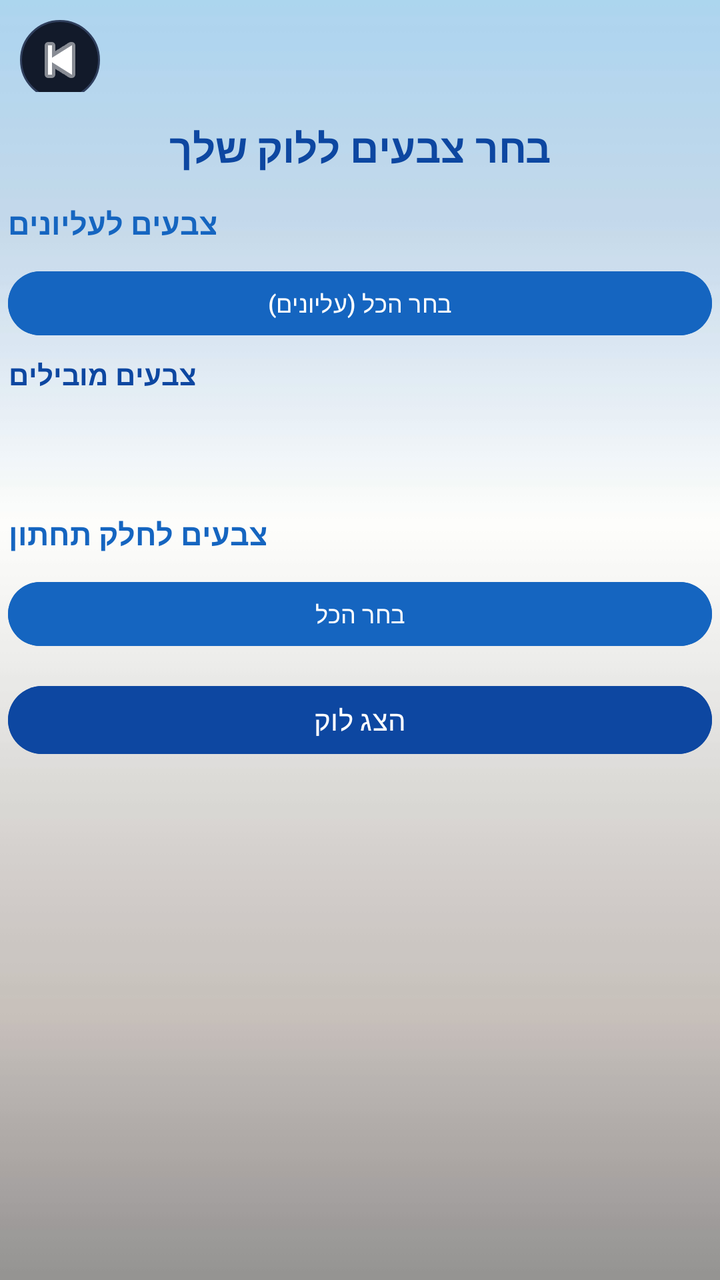
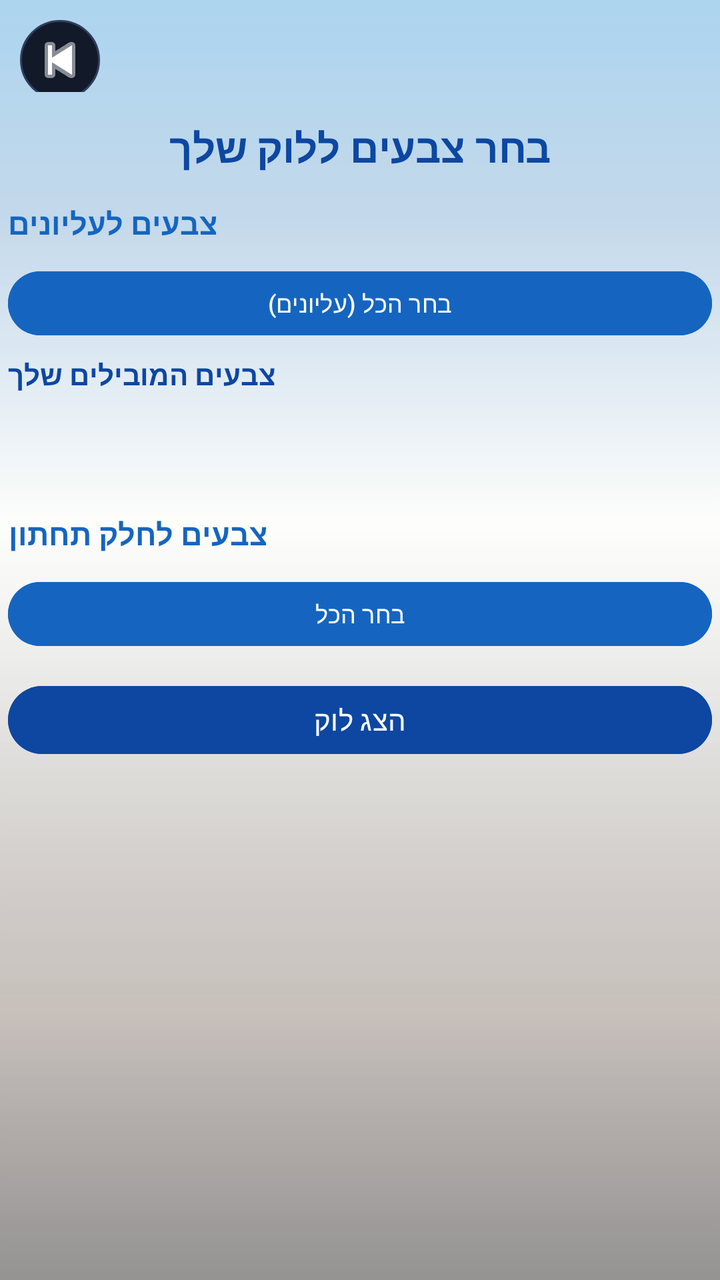

Two renders of the same Android screen: before a commit and after it. Below are the layout's source before the change and the commit's diff.
<!-- AndroidManifest.xml: application theme Theme.ProjectX -->
<!-- res/layout/activity_colorpage.xml -->
<?xml version="1.0" encoding="utf-8"?>
<androidx.constraintlayout.widget.ConstraintLayout
    xmlns:android="http://schemas.android.com/apk/res/android"
    xmlns:app="http://schemas.android.com/apk/res-auto"
    android:id="@+id/main"
    android:layout_width="match_parent"
    android:layout_height="match_parent">

    
    <ImageView
        android:id="@+id/backgroundImage"
        android:layout_width="match_parent"
        android:layout_height="match_parent"
        android:scaleType="centerCrop"
        android:src="@drawable/back9"/>

    <ScrollView
        android:layout_width="match_parent"
        android:layout_height="match_parent"
        android:fillViewport="true">

        <LinearLayout
            android:layout_width="match_parent"
            android:layout_height="wrap_content"
            android:orientation="vertical"
            android:padding="4dp">

            
            <LinearLayout
                android:id="@+id/topBar"
                android:layout_width="match_parent"
                android:layout_height="48dp"
                android:gravity="start"
                android:orientation="horizontal"
                android:padding="6dp">

                <ImageButton
                    android:id="@+id/btnBack"
                    android:layout_width="40dp"
                    android:layout_height="40dp"
                    android:background="@drawable/btn_circle_dark"
                    android:src="@android:drawable/ic_media_previous"
                    android:scaleType="centerInside"
                    app:tint="#FFFFFF"/>
            </LinearLayout>

            
            <TextView
                android:id="@+id/tvTitle"
                android:layout_width="match_parent"
                android:layout_height="wrap_content"
                android:text="בחר צבעים ללוק שלך"
                android:textSize="20sp"
                android:textStyle="bold"
                android:textColor="#0D47A1"
                android:gravity="center"
                android:layout_marginTop="8dp"
                android:layout_marginBottom="6dp"/>

            
            <TextView
                android:layout_width="wrap_content"
                android:layout_height="wrap_content"
                android:text="צבעים לעליונים"
                android:textStyle="bold"
                android:textSize="15sp"
                android:textColor="#1565C0"
                android:layout_marginTop="8dp"/>

            <GridLayout
                android:id="@+id/layoutTopColors"
                android:layout_width="match_parent"
                android:layout_height="wrap_content"
                android:columnCount="4"
                android:layout_marginTop="4dp"/>

            <Button
                android:id="@+id/btnSelectAllTopColors"
                android:layout_width="match_parent"
                android:layout_height="40dp"
                android:text="בחר הכל (עליונים)"
                android:textSize="12sp"
                android:textColor="@android:color/white"
                android:backgroundTint="#1565C0"
                android:layout_marginTop="6dp"/>

            
            <TextView
                android:layout_width="wrap_content"
                android:layout_height="wrap_content"
                android:text="צבעים מובילים"
                android:textSize="14sp"
                android:textStyle="bold"
                android:textColor="#0D47A1"
                android:layout_marginTop="6dp"/>

            <androidx.recyclerview.widget.RecyclerView
                android:id="@+id/recyclerTopColors"
                android:layout_width="match_parent"
                android:layout_height="50dp"
                android:nestedScrollingEnabled="false"/>

            
            <TextView
                android:layout_width="wrap_content"
                android:layout_height="wrap_content"
                android:text="צבעים לחלק תחתון"
                android:textStyle="bold"
                android:textSize="15sp"
                android:textColor="#1565C0"
                android:layout_marginTop="10dp"/>

            <GridLayout
                android:id="@+id/layoutBottomColors"
                android:layout_width="match_parent"
                android:layout_height="wrap_content"
                android:columnCount="4"
                android:layout_marginTop="4dp"/>

            <Button
                android:id="@+id/btnSelectAllBColors"
                android:layout_width="match_parent"
                android:layout_height="40dp"
                android:text="בחר הכל"
                android:textSize="12sp"
                android:textColor="@android:color/white"
                android:backgroundTint="#1565C0"
                android:layout_marginTop="6dp"/>

            
            <Button
                android:id="@+id/btnApply"
                android:layout_width="match_parent"
                android:layout_height="42dp"
                android:text="הצג לוק"
                android:textSize="14sp"
                android:textColor="@android:color/white"
                android:backgroundTint="#0D47A1"
                android:layout_marginTop="12dp"
                android:layout_marginBottom="12dp"/>

        </LinearLayout>
    </ScrollView>

</androidx.constraintlayout.widget.ConstraintLayout>
<!-- resources referenced by this layout -->
<resources>
  <!-- drawable back9: jpg bitmap (drawable, 6819 bytes) -->
  <!-- drawable btn_circle_dark (drawable) -->
  <?xml version="1.0" encoding="utf-8"?>
  <shape xmlns:android="http://schemas.android.com/apk/res/android">
      <solid android:color="#121A2A"/>
      <corners android:radius="50dp"/>
      <stroke android:width="1dp" android:color="#2F3E5C"/>
  </shape>
  <style name="Theme.ProjectX" parent="Base.Theme.ProjectX" />
  <style name="Base.Theme.ProjectX" parent="Theme.Material3.DayNight.NoActionBar">
          
          
      </style>
</resources>

<!-- the commit's change to res/layout/activity_colorpage.xml (unified diff, before → after) -->
@@ -88,7 +88,7 @@
             <TextView
                 android:layout_width="wrap_content"
                 android:layout_height="wrap_content"
-                android:text="צבעים מובילים"
+                android:text="צבעים המובילים שלך"
                 android:textSize="14sp"
                 android:textStyle="bold"
                 android:textColor="#0D47A1"
